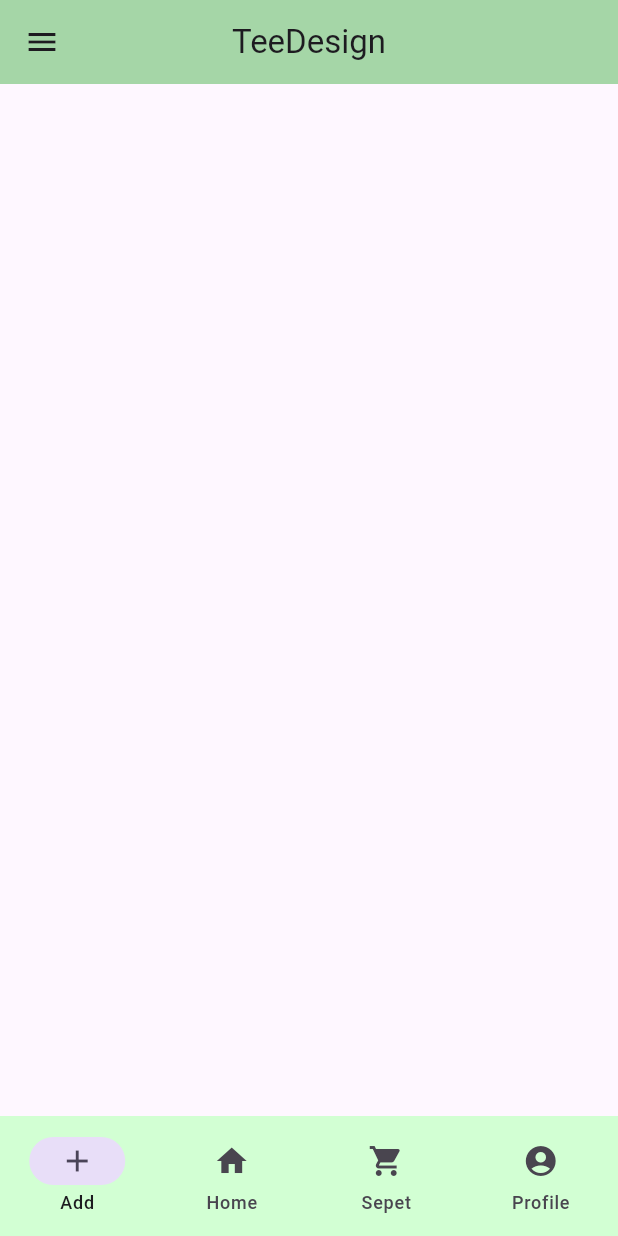
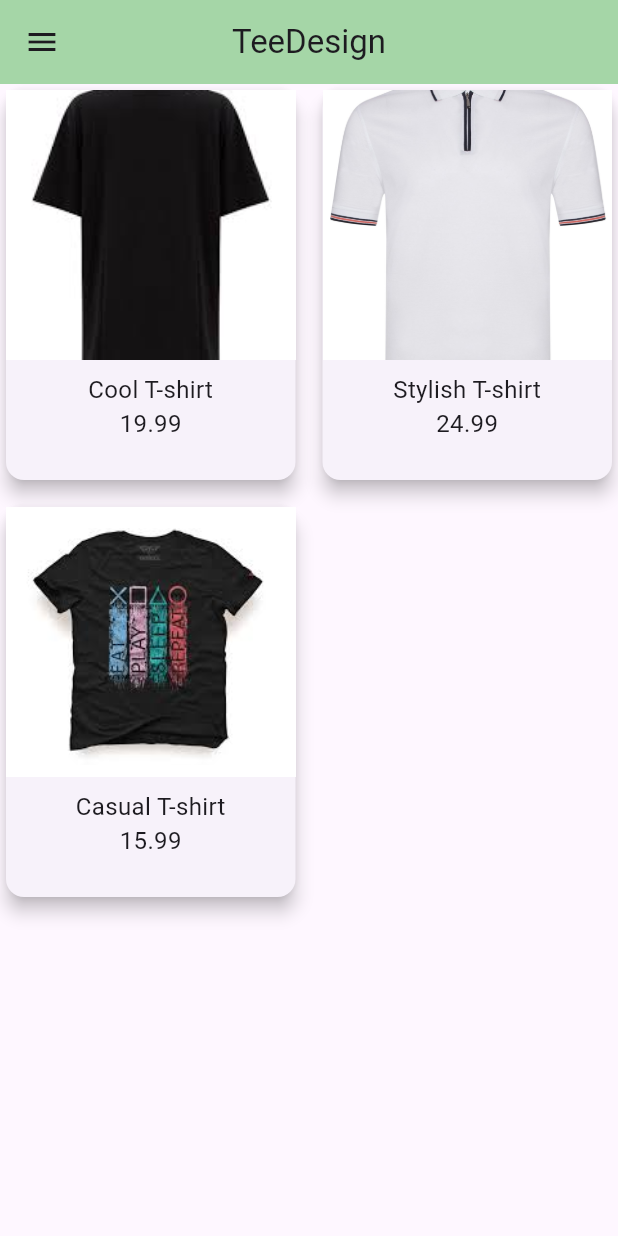
Before and after one commit to ahmetakdmrrr/Tshirt-App, a Flutter app: the AppScreen screen opened directly, on a phone screen of 412 x 824 dp. Run offline on Flutter 3.47's test engine with Material 3 defaults, Android fonts, the light colour scheme and no system bars.

Commit message:
add thirt card and basic actions

```diff
--- a/lib/repository/t_shirt_list.dart
+++ b/lib/repository/t_shirt_list.dart
@@ -3,7 +3,7 @@ import 'package:t_shirt_app/models/t_shirt.dart';
 final List<Tshirt> registeredTshirt = [
   Tshirt(
     name: 'Cool T-shirt',
-    imagePath: 'assets/t_shirt_1.jpeg',
+    imagePath: 'assets/images/t_shirt_1.jpeg',
     description: 'A cool t-shirt for cool people.',
     price: 19.99,
     size: 'M',
@@ -11,7 +11,7 @@ final List<Tshirt> registeredTshirt = [
   ),
   Tshirt(
     name: 'Stylish T-shirt',
-    imagePath: 'assets/t_shirt_2.jpeg',
+    imagePath: 'assets/images/t_shirt_2.jpg',
     description: 'A stylish t-shirt for fashion lovers.',
     price: 24.99,
     size: 'L',
@@ -19,7 +19,7 @@ final List<Tshirt> registeredTshirt = [
   ),
   Tshirt(
     name: 'Casual T-shirt',
-    imagePath: 'assets/t_shirt_3.jpeg',
+    imagePath: 'assets/images/t_shirt_3.jpeg',
     description: 'A casual t-shirt for everyday wear.',
     price: 15.99,
     size: 'S',
--- a/lib/widgets/app_design.dart
+++ b/lib/widgets/app_design.dart
@@ -1,6 +1,7 @@
 import 'package:flutter/material.dart';
 import 'package:t_shirt_app/widgets/menu/menu.dart';
 import 'package:t_shirt_app/widgets/navigation_menu.dart/navigation_menu.dart';
+import 'package:t_shirt_app/widgets/t_shirt_card.dart';
 
 class AppScreen extends StatefulWidget {
   const AppScreen({super.key});
@@ -21,8 +22,7 @@ class _AppScreenState extends State<AppScreen> {
         backgroundColor: Colors.green[200],
       ),
       drawer: const Menu(),
-      body: const NavigationMenu(),
-
+      body: const TshirtCard(),
     );
   }
 }
--- /dev/null
+++ b/lib/widgets/t_shirt_card.dart
@@ -0,0 +1,67 @@
+import 'package:flutter/material.dart';
+import 'package:t_shirt_app/repository/t_shirt_list.dart';
+
+class TshirtCard extends StatelessWidget {
+  const TshirtCard({super.key});
+  @override
+  Widget build(BuildContext context) {
+    return Scaffold(
+      body: GridView.builder(
+        gridDelegate: const SliverGridDelegateWithFixedCrossAxisCount(
+          crossAxisCount: 2,
+          mainAxisSpacing: 10.0,
+          crossAxisSpacing: 10.0,
+          childAspectRatio: 0.75,
+        ),
+        itemCount: registeredTshirt.length,
+        itemBuilder: (context, index) {
+          const SizedBox(
+            height: 15,
+          );
+          return Card(
+            elevation: 5,
+            child: InkWell(
+              onTap: () {
+                showDialog(
+                  context: context,
+                  builder: (context) {
+                    return AlertDialog(
+                      title: Text(registeredTshirt[index].name),
+                      content: Text(registeredTshirt[index].description),
+                      actions: [
+                        TextButton(
+                          onPressed: () {
+                            Navigator.pop(context);
+                          },
+                          child: const Text('Okay'),
+                        ),
+                      ],
+                    );
+                  },
+                );
+              },
+              child: Column(
+                crossAxisAlignment: CrossAxisAlignment.stretch,
+                children: [
+                  Image.asset(
+                    registeredTshirt[index].imagePath,
+                    fit: BoxFit.cover,
+                    height: 180,
+                  ),
+                  Padding(
+                    padding: const EdgeInsets.all(8.0),
+                    child: Text(
+                      "${registeredTshirt[index].name}\n${registeredTshirt[index].price}",
+                      style: const TextStyle(fontSize: 16),
+                      textAlign: TextAlign.center,
+                    ),
+                  ),
+                ],
+              ),
+            ),
+          );
+        },
+      ),
+    );
+  }
+}
--- a/pubspec.yaml
+++ b/pubspec.yaml
@@ -62,7 +62,10 @@ flutter:
 
   # To add assets to your application, add an assets section, like this:
 
-  #assets:
+  assets:
+  - assets/images/t_shirt_1.jpeg
+  - assets/images/t_shirt_2.jpg
+  - assets/images/t_shirt_3.jpeg
 
   # An image asset can refer to one or more resolution-specific "variants", see
   # https://flutter.dev/assets-and-images/#resolution-aware
```
Also changed, not shown: assets/images/t_shirt_1.jpeg (renamed from assets/t_shirt_1.jpeg), assets/images/t_shirt_2.jpg (renamed from assets/t_shirt_2.jpg), assets/images/t_shirt_3.jpeg (renamed from assets/t_shirt_3.jpeg).
